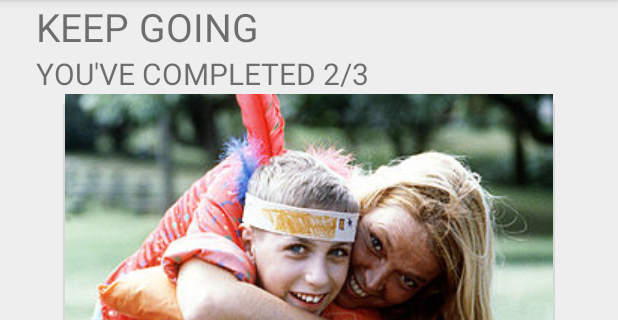
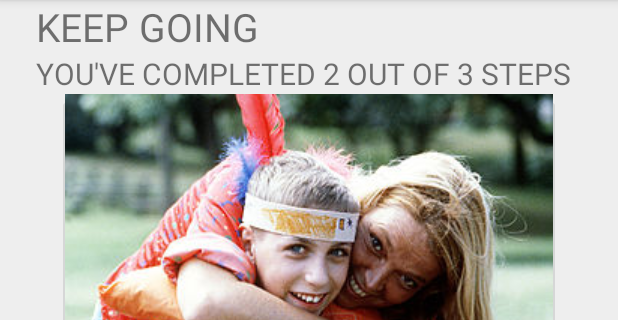
Before and after one commit to bluebeasley/fallout-friend, an Android app: the screen it shows after launch (MainActivity), item 2 of the bottom bar chosen, on a phone screen of 412 x 824 dp, the part 84-404 px from its top. Run offline under Robolectric (Android 15) with nearby library versions, the phone set to English and light mode, and no system bars; libraries missing offline, so code that uses them is left out: com.synnapps.carouselview; 2 statements that could not run were skipped.

Commit message:
updated string and typo

```diff
--- a/app/src/main/AndroidManifest.xml
+++ b/app/src/main/AndroidManifest.xml
@@ -11,7 +11,7 @@
             android:theme="@style/AppTheme">
         <activity
             android:name=".SplashScreenActivity"
-            android:theme="@style/SpashTheme"
+            android:theme="@style/SplashTheme"
             android:noHistory="true">
             <intent-filter>
                 <action android:name="android.intent.action.MAIN"/>
--- a/app/src/main/res/values/strings.xml
+++ b/app/src/main/res/values/strings.xml
@@ -12,7 +12,7 @@
     <string name="recommended_subtitle">Curated plans based on your profile</string>
     <string name="progress_title_start">Get Started</string>
     <string name="progress_title_in_progress">Keep Going</string>
-    <string name="progress_subtitle_in_progress">You\'ve completed 2/3</string>
+    <string name="progress_subtitle_in_progress">You\'ve completed 2 out of 3 steps</string>
     <string name="title_activity_date_picker">DatePicker</string>
 
     <!--Account Setup Activity-->
--- a/app/src/main/res/values/styles.xml
+++ b/app/src/main/res/values/styles.xml
@@ -13,7 +13,7 @@
     </style>
     <style name="AppTheme.AppBarOverlay" parent="ThemeOverlay.AppCompat.Dark.ActionBar"/>
     <style name="AppTheme.PopupOverlay" parent="ThemeOverlay.AppCompat.Light"/>
-    <!--Spash screen theme-->
-    <style name="SpashTheme" parent="Theme.AppCompat.Light.NoActionBar"/>
+    <!--Splash screen theme-->
+    <style name="SplashTheme" parent="Theme.AppCompat.Light.NoActionBar"/>
 
 </resources>
```
